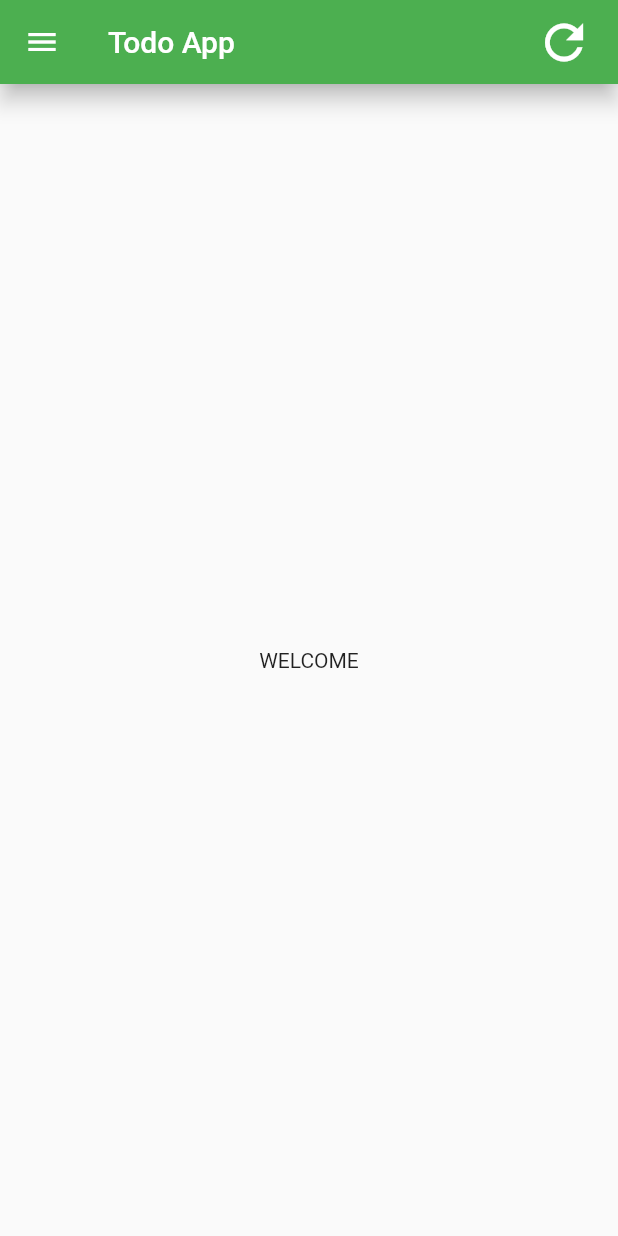
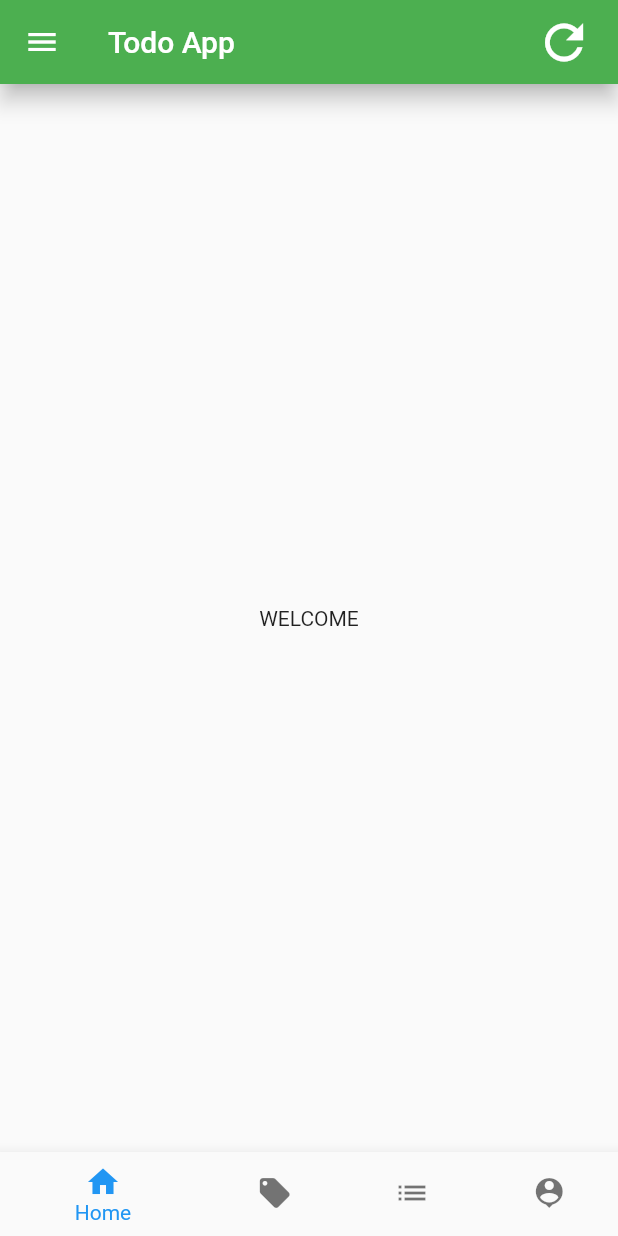
Before and after one commit to dexterTalha/todos_app, a Flutter app: the screen it shows after launch, on a phone screen of 412 x 824 dp. Run offline on Flutter 3.47's test engine with Material 2 defaults, Android fonts, the phone set to English and light mode, and no system bars.

```diff
--- a/lib/home_page.dart
+++ b/lib/home_page.dart
@@ -6,9 +6,39 @@ class HomePage extends StatefulWidget {
 }
 
 class _HomePageState extends State<HomePage> {
+  int _currentIndex = 0;
+
   @override
   Widget build(BuildContext context) {
     return Scaffold(
+      bottomNavigationBar: BottomNavigationBar(
+        selectedItemColor: Colors.blue,
+        unselectedItemColor: Colors.black54,
+        currentIndex: _currentIndex,
+        onTap: (index) {
+          setState(() {
+            _currentIndex = index;
+          });
+        },
+        items: [
+          BottomNavigationBarItem(
+            title: Text("Home"),
+            icon: Icon(Icons.home),
+          ),
+          BottomNavigationBarItem(
+            title: Text("Offer"),
+            icon: Icon(Icons.local_offer),
+          ),
+          BottomNavigationBarItem(
+            title: Text("Lists"),
+            icon: Icon(Icons.list),
+          ),
+          BottomNavigationBarItem(
+            title: Text("Profile"),
+            icon: Icon(Icons.person_pin),
+          ),
+        ],
+      ),
       drawer: Drawer(
         child: Column(
           children: [
```
